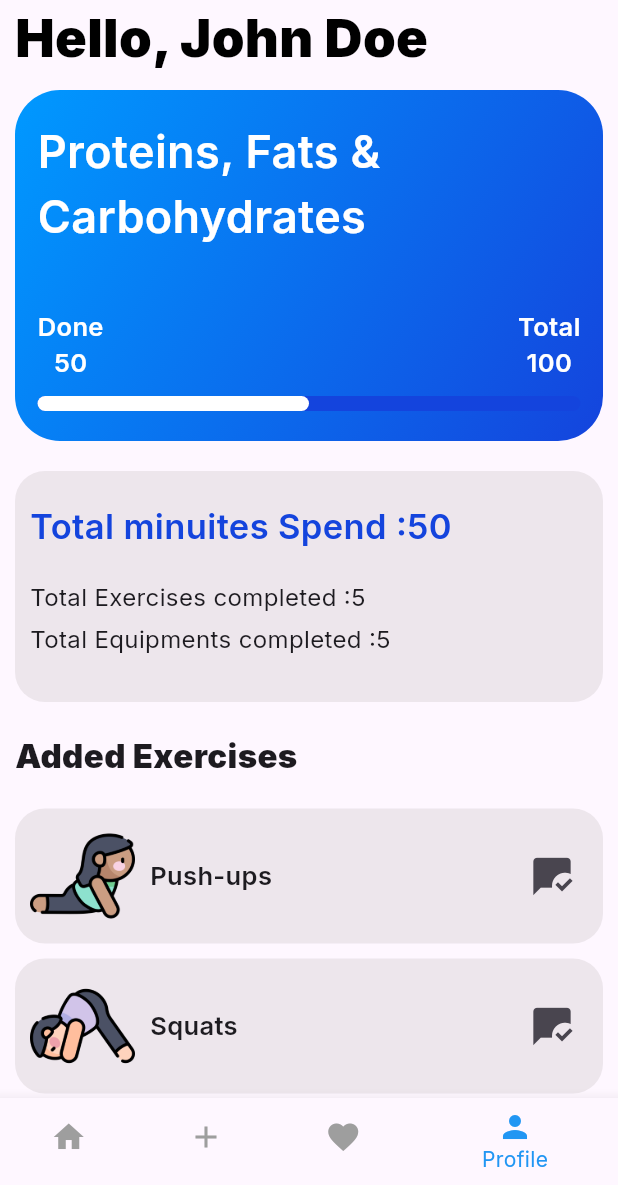
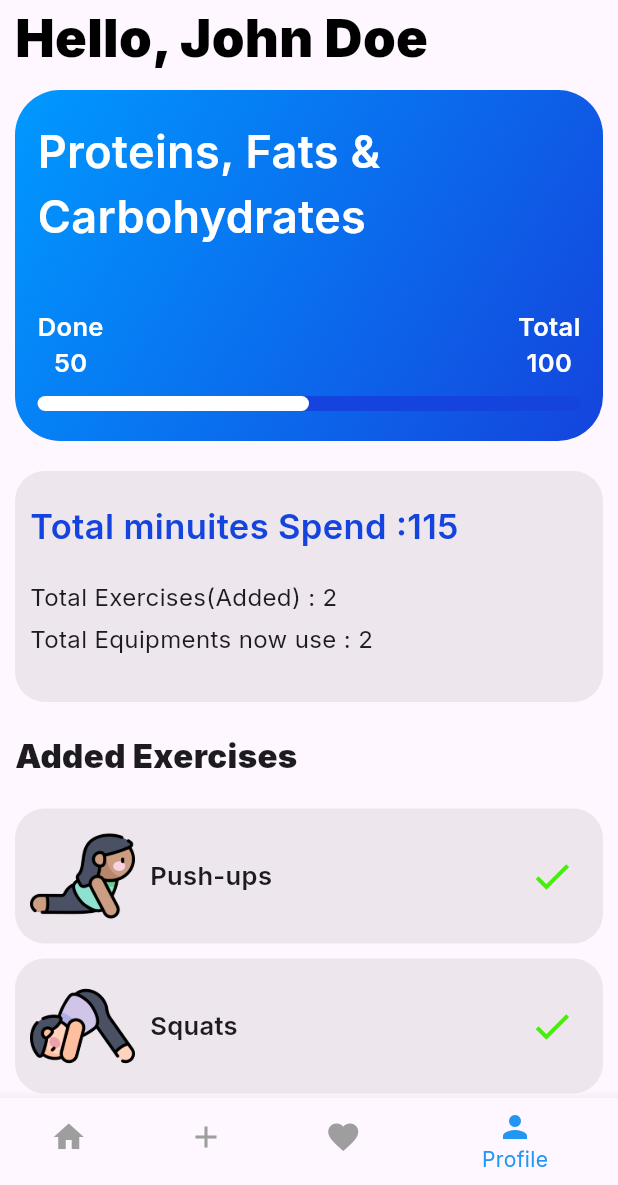
Before and after one commit to THARINDUnirmal/flutter-gym-app, a Flutter app: the screen it shows after launch, item 4 of the bottom bar chosen, on a phone screen of 412 x 824 dp, the part 51-1236 px from its top. Run offline on Flutter 3.47's test engine with Material 3 defaults, Android fonts, the phone set to English and light mode, and no system bars; our stand-ins replace google_fonts.

Commit message:
profile page features implement

```diff
--- a/lib/modles/user_modle.dart
+++ b/lib/modles/user_modle.dart
@@ -1,3 +1,6 @@
+import 'package:gym_app/data/exercise_data.dart';
+import 'package:gym_app/data/user_data.dart';
+
 import 'package:gym_app/modles/equipment_modle.dart';
 import 'package:gym_app/modles/exercise_modle.dart';
 
@@ -77,4 +80,33 @@ class User {
   void removeFavouritEquipment(EquipmentModle equipmentData) {
     favEquipmentList.remove(equipmentData);
   }
+
+  //calculate total spend minuites
+
+  int calculateNoOfMinuites() {
+    int total = 0;
+    for (var i in exerciseList) {
+      total += i.noOfMinuites;
+    }
+
+    //Equipment total spend minuites
+    for (var a in equipmentList) {
+      total += a.noOfMinuites;
+    }
+    return total;
+  }
+
+  //total Exercise
+  int totalExercise() {
+    int total = 0;
+    total = user.exerciseList.length;
+    return total;
+  }
+
+  //total Equipment
+  int totalEquipment() {
+    int total = 0;
+    total = user.equipmentList.length;
+    return total;
+  }
 }
--- a/lib/pages/profile_page.dart
+++ b/lib/pages/profile_page.dart
@@ -64,38 +64,38 @@ class _ProfilePageState extends State<ProfilePage> {
                     borderRadius: BorderRadius.circular(20),
                     color: kEquipmentCardFilltColor,
                   ),
-                  child: const Column(
+                  child: Column(
                     crossAxisAlignment: CrossAxisAlignment.start,
                     children: [
                       Text(
-                        "Total minuites Spend :50",
-                        style: TextStyle(
+                        "Total minuites Spend :${user.calculateNoOfMinuites().toString()}",
+                        style: const TextStyle(
                           fontSize: 23,
                           fontWeight: FontWeight.w600,
                           color: klinerGredientColor2,
                         ),
                       ),
-                      SizedBox(
+                      const SizedBox(
                         height: 20,
                       ),
                       Text(
-                        "Total Exercises completed :5",
-                        style: TextStyle(
+                        "Total Exercises(Added) : ${user.exerciseList.length}",
+                        style: const TextStyle(
                           fontSize: 16,
                           fontWeight: FontWeight.normal,
                         ),
                       ),
-                      SizedBox(
+                      const SizedBox(
                         height: 5,
                       ),
                       Text(
-                        "Total Equipments completed :5",
-                        style: TextStyle(
+                        "Total Equipments now use : ${user.equipmentList.length}",
+                        style: const TextStyle(
                           fontSize: 16,
                           fontWeight: FontWeight.normal,
                         ),
                       ),
-                      SizedBox(
+                      const SizedBox(
                         height: 10,
                       ),
                     ],
--- a/lib/widgets/profile_exercise_card.dart
+++ b/lib/widgets/profile_exercise_card.dart
@@ -47,13 +47,15 @@ class _ProfileExerciseCardState extends State<ProfileExerciseCard> {
           ),
           const Spacer(),
           IconButton(
-              onPressed: () {
-                widget.removeData();
-              },
-              icon: const Icon(
-                Icons.mark_chat_read,
-                size: 30,
-              ))
+            onPressed: () {
+              widget.removeData();
+            },
+            icon: const Icon(
+              Icons.check,
+              size: 30,
+              color: Color.fromARGB(255, 70, 239, 9),
+            ),
+          ),
         ],
       ),
     );
```
